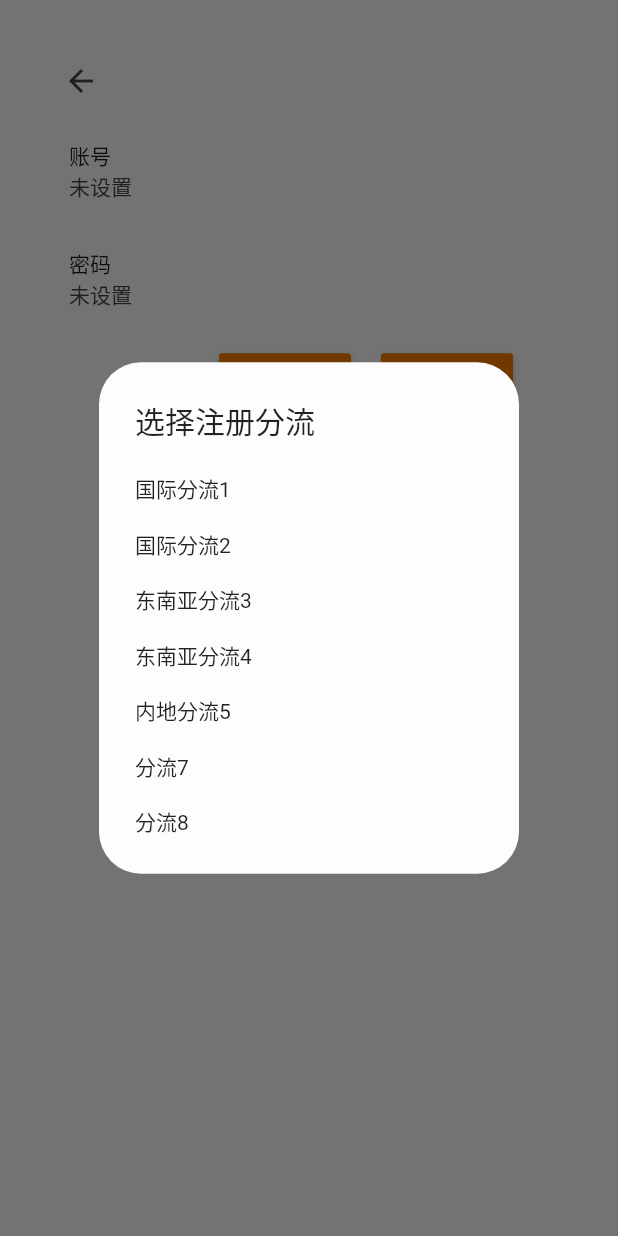
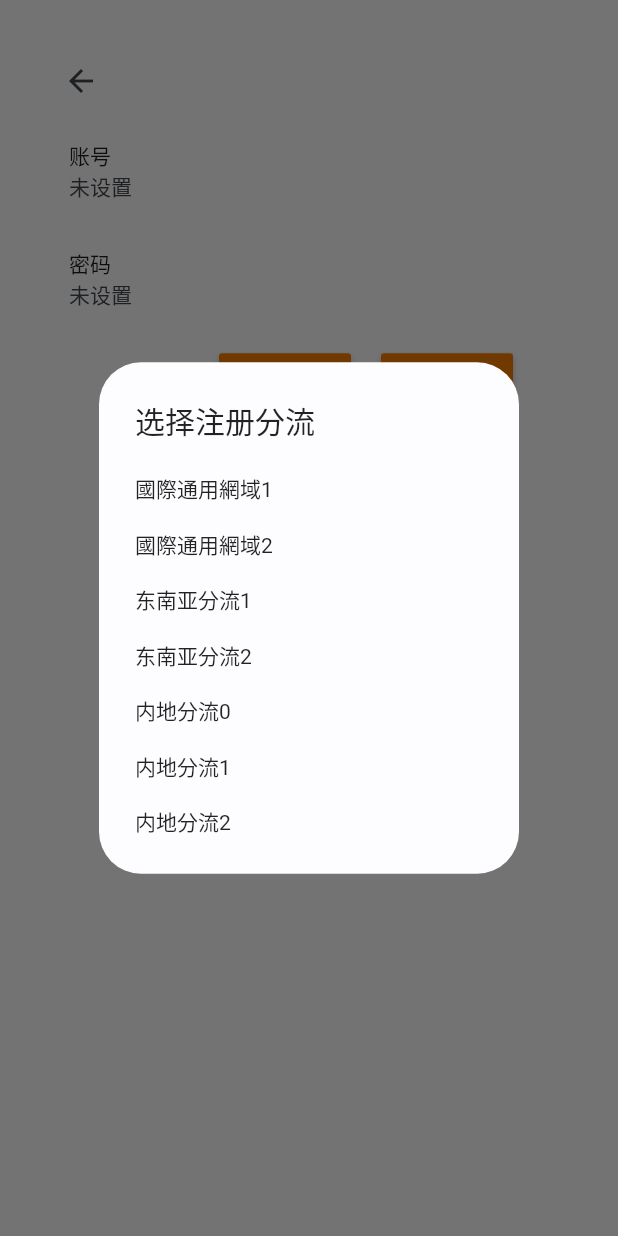
Before and after one commit to niuhuan/jenny, a Flutter app: the _LoginDialog widget shown alone on an empty page, opened directly, after a tap on "注册", on a phone screen of 412 x 824 dp. Run offline on Flutter 3.47's test engine with Material 2 defaults, Android fonts, the phone set to English and light mode, and no system bars; our stand-ins replace another_xlider, file_picker, flutter_screenutil, flutter_styled_toast, flutter_svg, modal_bottom_sheet and 3 more; missing offline and left inert: clipboard, event, filesystem_picker, window_manager.

Commit message:
:zap: 025

```diff
--- a/ci/version.code.txt
+++ b/ci/version.code.txt
@@ -1 +1 @@
-v0.2.3
+v0.2.5
--- a/ci/version.info.txt
+++ b/ci/version.info.txt
@@ -1,3 +1,3 @@
-v0.2.3
+v0.2.5
 
 - [x] ♻️ Network
--- a/lib/configs/login.dart
+++ b/lib/configs/login.dart
@@ -170,23 +170,8 @@ class _LoginDialogState extends State<_LoginDialog> {
                   margin: const EdgeInsets.all(10),
                   child: MaterialButton(
                     color: Colors.orange.shade700,
-                    onPressed: () async {
-                      String? fen = await chooseMapDialog(
-                        context,
-                        values: {
-                          "国际分流1": "aHR0cHM6Ly8xOGNvbWljLnZpcC9zaWdudXA=",
-                          "国际分流2": "aHR0cHM6Ly8xOGNvbWljLm9yZy9zaWdudXA=",
-                          "东南亚分流3": "aHR0cHM6Ly9qbWNvbWljLm1lL3NpZ251cA==",
-                          "东南亚分流4": "aHR0cHM6Ly9qbWNvbWljMS5tZS9zaWdudXA=",
-                          "内地分流5": "aHR0cHM6Ly9qbS1jb21pYzIuY2Mvc2lnbnVw",
-                          "分流7": "aHR0cHM6Ly9qbS1jb21pYy5vcmcvc2lnbnVw",
-                          "分流8": "aHR0cHM6Ly9qbWNvbWljMi5ncm91cC9zaWdudXA=",
-                        },
-                        title: "选择注册分流",
-                      );
-                      if (fen != null) {
-                        openUrl(String.fromCharCodes(base64Decode(fen)));
-                      }
+                    onPressed: () {
+                      regxxx(context);
                     },
                     child: Container(
                       padding: const EdgeInsets.all(10),
@@ -223,3 +208,22 @@ class _LoginDialogState extends State<_LoginDialog> {
     );
   }
 }
+
+Future regxxx(BuildContext context) async {
+  String? fen = await chooseMapDialog(
+    context,
+    values: {
+      "國際通用網域1": "aHR0cHM6Ly8xOGNvbWljLnZpcC9zaWdudXA=",
+      "國際通用網域2": "aHR0cHM6Ly8xOGNvbWljLm9yZy9zaWdudXA=",
+      "东南亚分流1": "aHR0cHM6Ly9qbWNvbWljLm1lL3NpZ251cA==",
+      "东南亚分流2": "aHR0cHM6Ly9qbWNvbWljMS5tZS9zaWdudXA=",
+      "内地分流0": "aHR0cHM6Ly8xOGNvbWljLWdvZC5jYy9zaWdudXA=",
+      "内地分流1": "aHR0cHM6Ly8xOGNvbWljLWdvZC5jbHViL3NpZ251cA==",
+      "内地分流2": "aHR0cHM6Ly8xOGNvbWljLWdvZC54eXovc2lnbnVw",
+    },
+    title: "选择注册分流",
+  );
+  if (fen != null) {
+    openUrl(String.fromCharCodes(base64Decode(fen)));
+  }
+}
--- a/lib/configs/network_cdn_host.dart
+++ b/lib/configs/network_cdn_host.dart
@@ -22,9 +22,6 @@ Future chooseCdnHost(BuildContext context) async {
       "随机": "0",
       "分流1": "1",
       "分流2": "2",
-      "分流3": "3",
-      "分流4": "4",
-      "分流5": "5",
     },
   );
   if (choose != null) {
--- a/lib/screens/app_screen.dart
+++ b/lib/screens/app_screen.dart
@@ -20,7 +20,7 @@ class _AppScreenState extends State<AppScreen> {
 
   late final List<AppScreenData> _screens = [
     AppScreenData(
-      BrowserScreen(searchBarController: _searchBarController),
+      BrowserScreenWrapper(searchBarController: _searchBarController),
       '浏览',
       const Icon(Icons.menu_book_outlined),
       const Icon(Icons.menu_book),
--- a/pubspec.yaml
+++ b/pubspec.yaml
@@ -3,7 +3,7 @@ description: jenny comic browser
 
 publish_to: 'none'
 
-version: 0.2.3+23
+version: 0.2.2+22
 
 environment:
   sdk: ">=2.15.1 <3.0.0"
```
Also changed, not shown: lib/screens/browser_screen.dart (+55 -0 lines), lib/screens/first_login_screen.dart (+9 -1 lines), lib/screens/init_screen.dart (+3 -4 lines), 1 other file.
